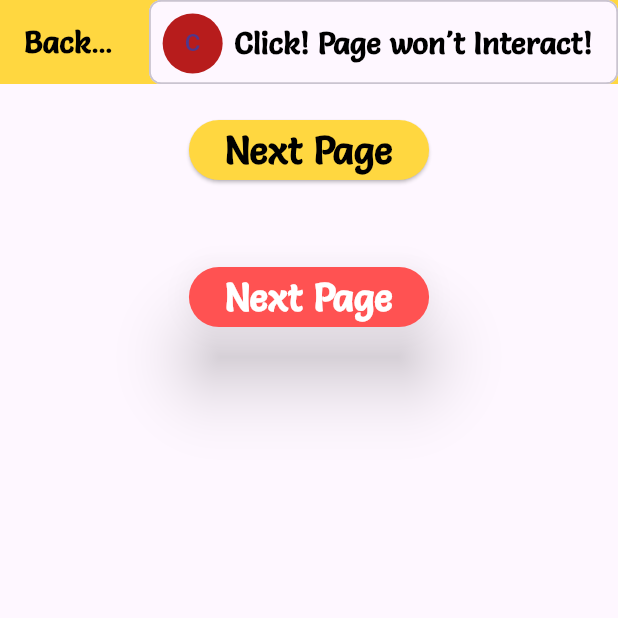
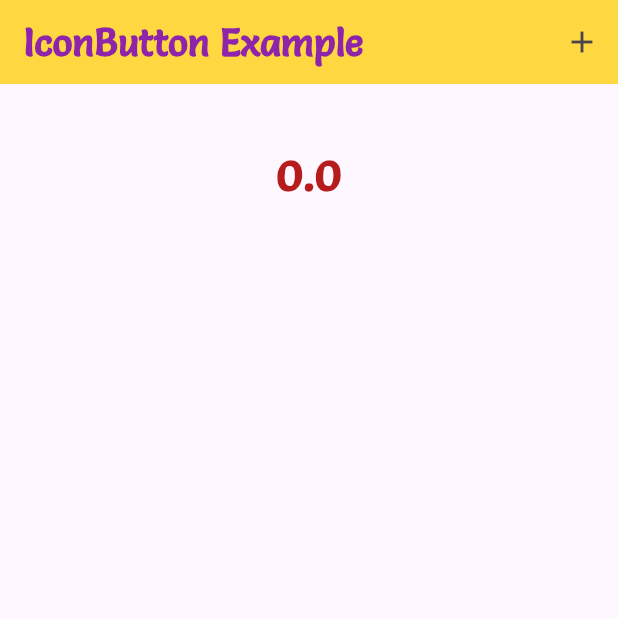
Before and after one commit to sanjibsinha/flutter_experiment, a Flutter app: the screen it shows after launch, on a phone screen of 412 x 824 dp, the top half of it. Run offline on Flutter 3.47's test engine with Material 2 defaults, Android fonts, the phone set to English and light mode, and no system bars; our stand-ins replace google_fonts.

Commit message:
Icon Button

```diff
--- a/lib/main.dart
+++ b/lib/main.dart
@@ -6,7 +6,7 @@ void main() => runApp(const MyApp());
 class MyApp extends StatelessWidget {
   const MyApp({Key? key}) : super(key: key);
 
-  static const String _title = 'BackButton Example';
+  static const String _title = 'IconButton Example';
 
   @override
   Widget build(BuildContext context) {
@@ -27,27 +27,27 @@ class MyApp extends StatelessWidget {
 
         // WE can define the default `TextTheme`. Use this to specify the default
         // text styling for headlines, titles, bodies of text, and more.
-        textTheme: const TextTheme(
+        textTheme: TextTheme(
           headline1: TextStyle(
             fontFamily: 'Salsa',
             fontSize: 30.00,
             fontWeight: FontWeight.bold,
             height: 2.0, // 200% of actual height
-            color: Colors.white,
+            color: Colors.red[900],
           ),
           headline2: TextStyle(
             fontFamily: 'Salsa',
             fontSize: 25.00,
             fontWeight: FontWeight.bold,
             height: 1.5, // 150% of actual height
-            color: Colors.purple,
+            color: Colors.purple[600],
           ),
           headline3: TextStyle(
             fontFamily: 'Salsa',
             fontSize: 20.00,
             height: 2.0, // 200% of actual height
             fontWeight: FontWeight.bold,
-            color: Colors.black,
+            color: Colors.blue[300],
           ),
         ),
       ),
@@ -55,6 +55,8 @@ class MyApp extends StatelessWidget {
     );
   }
 }
+
+double add = 0.00;
 
 class MyHomePage extends StatefulWidget {
   const MyHomePage({Key? key, required this.title}) : super(key: key);
@@ -66,85 +68,36 @@ class MyHomePage extends StatefulWidget {
 }
 
 class _MyHomePageState extends State<MyHomePage> {
-  bool ignoring = false;
   @override
   Widget build(BuildContext context) {
     return Scaffold(
       appBar: AppBar(
         title: Text(
-          'BackButton Example',
-          style: Theme.of(context).textTheme.headline3,
+          'IconButton Example',
+          style: Theme.of(context).textTheme.headline2,
         ),
         backgroundColor: Theme.of(context).appBarTheme.backgroundColor,
         actions: [
-          ActionChip(
-            avatar: CircleAvatar(
-              backgroundColor: Theme.of(context).primaryColor,
-              child: const Text('C'),
-            ),
-            label: Text(
-              'Click! Page won\'t Interact!',
-              style: Theme.of(context).textTheme.headline3,
-            ),
+          IconButton(
+            tooltip: 'Add to increase.',
             onPressed: () {
               setState(() {
-                ignoring = !ignoring;
+                add += 100;
               });
             },
-          )
+            icon: const Icon(Icons.add),
+          ),
         ],
       ),
       body: Center(
         child: Column(
           children: [
-            Container(
-              margin: const EdgeInsets.all(20.00),
-              //color: Colors.red,
-              child: ElevatedButton(
-                style: ButtonStyle(
-                  backgroundColor:
-                      MaterialStateProperty.all<Color>(Colors.amberAccent),
-                ),
-                onPressed: () {
-                  Navigator.push(
-                    context,
-                    MaterialPageRoute(builder: (context) => const MyWidget()),
-                  );
-                },
+            Center(
+              child: Container(
+                margin: const EdgeInsets.all(30.00),
                 child: Text(
-                  'Next Page',
-                  style: GoogleFonts.salsa(
-                    fontSize: 25.00,
-                    fontWeight: FontWeight.bold,
-                    color: Colors.black,
-                  ),
-                ),
-              ),
-            ),
-            const SizedBox(
-              height: 10.00,
-            ),
-            Container(
-              margin: const EdgeInsets.all(20.00),
-              child: ElevatedButton(
-                style: ElevatedButton.styleFrom(
-                  backgroundColor: Colors.redAccent,
-                  shadowColor: Colors.black,
-                  elevation: 20.00,
-                ),
-                onPressed: () {
-                  Navigator.push(
-                    context,
-                    MaterialPageRoute(builder: (context) => const MyWidget()),
-                  );
-                },
-                child: Text(
-                  'Next Page',
-                  style: GoogleFonts.salsa(
-                    fontSize: 25.00,
-                    fontWeight: FontWeight.bold,
-                    color: Colors.white,
-                  ),
+                  '$add',
+                  style: Theme.of(context).textTheme.headline1,
                 ),
               ),
             ),
```
